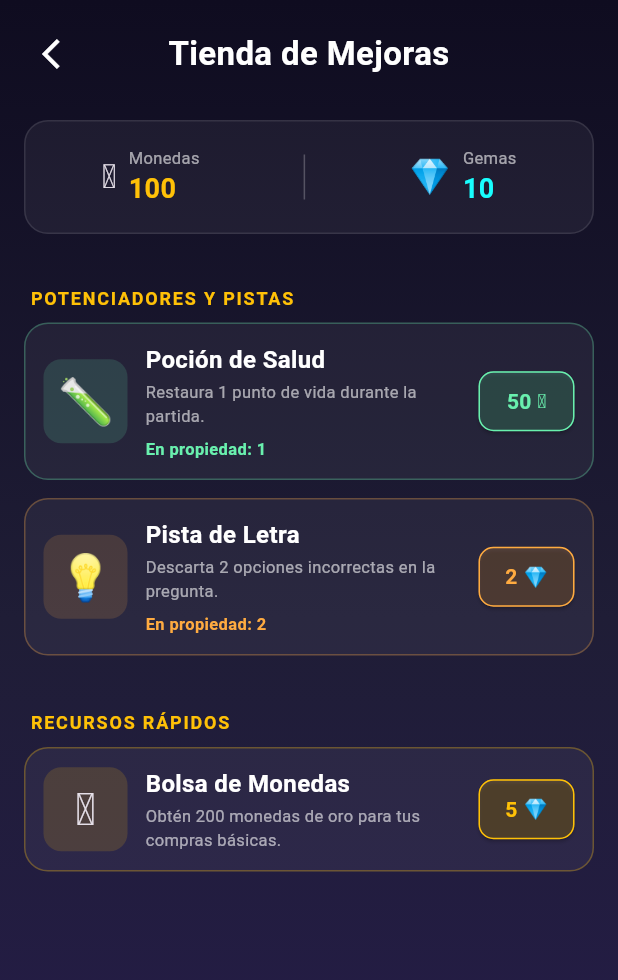
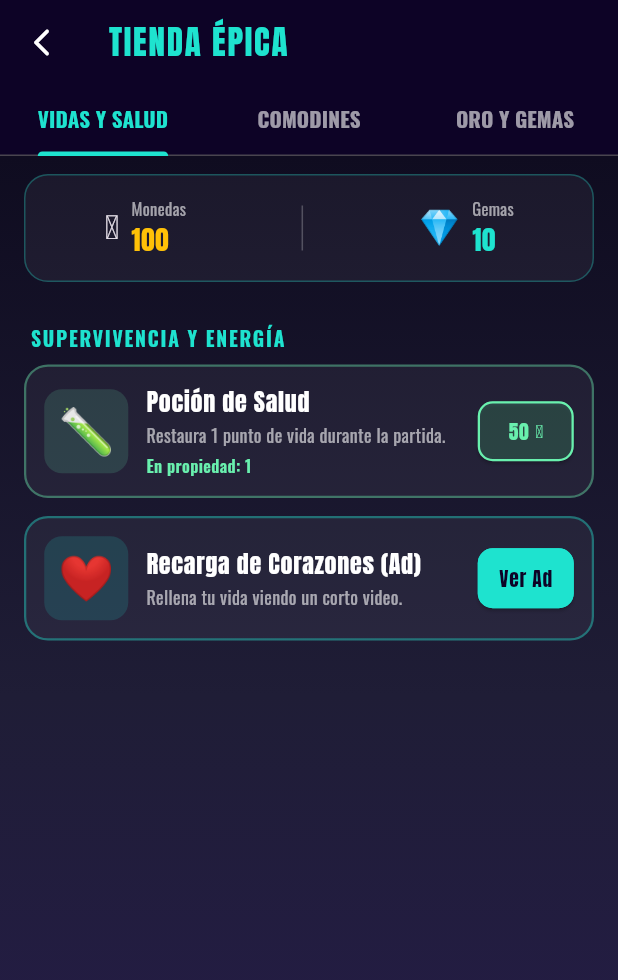
Before and after one commit to MFerman17/trivia_word, a Flutter app: the screen it shows after launch, after a tap on "TIENDA", on a phone screen of 412 x 824 dp. Shown: the top 980 px of the screen. Run offline on Flutter 3.47's test engine with Material 3 defaults, Android fonts, the light colour scheme and no system bars; our stand-ins replace audioplayers, cloud_firestore, firebase_auth, firebase_core, google_fonts, shared_preferences; accounts and stored records are empty; network calls fail.

Commit message:
cambio en el sho screen

```diff
--- a/lib/screens/shop_screen.dart
+++ b/lib/screens/shop_screen.dart
@@ -1,9 +1,15 @@
 import 'package:flutter/material.dart';
+import 'package:google_fonts/google_fonts.dart';
 import '../models/player_profile.dart';
 import '../services/audio_service.dart';
 import '../services/quest_service.dart';
 import '../services/save_service.dart';
 import '../widgets/particle_explosion.dart';
+
+// Colores coherentes con el estilo del juego
+const Color kOutline = Color(0xFF0D0326);
+const Color kCyan = Color(0xFF1EE3CF);
+const Color kBone = Color(0xFFF4EBDD);
 
 class ShopScreen extends StatefulWidget {
   final PlayerProfile? playerProfile;
@@ -14,16 +20,18 @@ class ShopScreen extends StatefulWidget {
   State<ShopScreen> createState() => _ShopScreenState();
 }
 
-class _ShopScreenState extends State<ShopScreen> {
+class _ShopScreenState extends State<ShopScreen>
+    with SingleTickerProviderStateMixin {
   late PlayerProfile profile;
   bool _triggerSparkle = false;
+  late TabController _tabController;
 
   @override
   void initState() {
     super.initState();
+    _tabController = TabController(length: 3, vsync: this);
     // Cargamos el perfil recibido o uno por defecto
-    profile =
-        widget.playerProfile ??
+    profile = widget.playerProfile ??
         PlayerProfile(
           name: 'Jugador 1',
           level: 1,
@@ -31,6 +39,12 @@ class _ShopScreenState extends State<ShopScreen> {
           coins: 150,
           gems: 10,
         );
+  }
+
+  @override
+  void dispose() {
+    _tabController.dispose();
+    super.dispose();
   }
 
   // Lógica central para realizar las compras
@@ -46,7 +60,10 @@ class _ShopScreenState extends State<ShopScreen> {
     if (currentBalance < cost) {
       ScaffoldMessenger.of(context).showSnackBar(
         SnackBar(
-          content: Text('❌ No tienes suficientes $currencyName para $title'),
+          content: Text(
+            '❌ No tienes suficientes $currencyName para $title',
+            style: GoogleFonts.oswald(fontSize: 14),
+          ),
           backgroundColor: Colors.redAccent,
           behavior: SnackBarBehavior.floating,
         ),
@@ -66,23 +83,65 @@ class _ShopScreenState extends State<ShopScreen> {
     QuestService.incrementProgress('buy_shop_item_1');
 
     // Guardar automáticamente tras modificar el saldo o los recursos
-    await SaveService.savePlayerData(
-      profile,
-    ); // o SaveService.loadPlayerData() según corresponda
+    await SaveService.savePlayerData(profile);
 
-    // 🔊 AUDIO REPRODUCIDO TRAS UNA COMPRA EXITOSA (LÍNEA 58)
+    // 🔊 AUDIO REPRODUCIDO TRAS UNA COMPRA EXITOSA
     AudioService.playBuyItem();
 
     if (mounted) {
       ScaffoldMessenger.of(context).showSnackBar(
         SnackBar(
-          content: Text('🎉 ¡Compraste $title con éxito!'),
-          backgroundColor: Colors.green,
+          content: Text(
+            '🎉 ¡Compraste $title con éxito!',
+            style: GoogleFonts.oswald(fontSize: 14, color: kOutline),
+          ),
+          backgroundColor: kCyan,
           behavior: SnackBarBehavior.floating,
           duration: const Duration(seconds: 2),
         ),
       );
     }
+  }
+
+  // Simulación de compra o reclamación mediante Anuncio (Ad)
+  void _watchAdForItem(String itemName, VoidCallback onReward) {
+    showDialog(
+      context: context,
+      builder: (context) => AlertDialog(
+        backgroundColor: const Color(0xFF1F1D36),
+        title: Text('VER ANUNCIO', style: GoogleFonts.anton(color: kCyan)),
+        content: Text(
+          '¿Deseas ver un breve video publicitario para reclamar "$itemName" gratis?',
+          style: GoogleFonts.oswald(color: Colors.white70, fontSize: 16),
+        ),
+        actions: [
+          TextButton(
+            onPressed: () => Navigator.pop(context),
+            child: Text('Cancelar', style: GoogleFonts.oswald(color: Colors.white60)),
+          ),
+          ElevatedButton(
+            style: ElevatedButton.styleFrom(backgroundColor: kCyan),
+            onPressed: () {
+              Navigator.pop(context);
+              AudioService.playButtonClick();
+              setState(() {
+                onReward();
+              });
+              _onPurchaseSuccess();
+              ScaffoldMessenger.of(context).showSnackBar(
+                SnackBar(
+                  content: Text('¡Has obtenido $itemName con éxito! 🌟',
+                      style: GoogleFonts.oswald(color: kOutline)),
+                  backgroundColor: kCyan,
+                ),
+              );
+            },
+            child: Text('Ver Video',
+                style: GoogleFonts.anton(color: kOutline, fontSize: 14)),
+          ),
+        ],
+      ),
+    );
   }
 
   void _onPurchaseSuccess() {
@@ -98,8 +157,40 @@ class _ShopScreenState extends State<ShopScreen> {
   @override
   Widget build(BuildContext context) {
     return Scaffold(
+      backgroundColor: kOutline,
+      appBar: AppBar(
+        backgroundColor: kOutline.withValues(alpha: 0.9),
+        elevation: 0,
+        leading: IconButton(
+          icon: const Icon(Icons.arrow_back_ios_rounded,
+              color: Colors.white, size: 22),
+          onPressed: () {
+            AudioService.playButtonClick();
+            Navigator.pop(context, profile);
+          },
+        ),
+        title: Text(
+          'TIENDA ÉPICA',
+          style: GoogleFonts.anton(
+            color: kCyan,
+            fontSize: 22,
+            letterSpacing: 1.2,
+          ),
+        ),
+        bottom: TabBar(
+          controller: _tabController,
+          indicatorColor: kCyan,
+          labelColor: kCyan,
+          unselectedLabelColor: Colors.white60,
+          labelStyle: GoogleFonts.oswald(fontWeight: FontWeight.bold, fontSize: 14),
+          tabs: const [
+            Tab(text: 'VIDAS Y SALUD'),
+            Tab(text: 'COMODINES'),
+            Tab(text: 'ORO Y GEMAS'),
+          ],
+        ),
+      ),
       body: Container(
-        width: double.infinity,
         decoration: const BoxDecoration(
           gradient: LinearGradient(
             colors: [Color(0xFF0F0C20), Color(0xFF1F1D36), Color(0xFF261C4C)],
@@ -110,53 +201,17 @@ class _ShopScreenState extends State<ShopScreen> {
         child: SafeArea(
           child: Column(
             children: [
-              // 1. ENCABEZADO Y REGRESO
-              Padding(
-                padding: const EdgeInsets.symmetric(
+              // 1. RESUMEN DE SALDO (MONEDAS Y GEMAS)
+              Container(
+                margin: const EdgeInsets.symmetric(
                   horizontal: 16.0,
                   vertical: 12.0,
                 ),
-                child: Row(
-                  children: [
-                    IconButton(
-                      icon: const Icon(
-                        Icons.arrow_back_ios,
-                        color: Colors.white,
-                      ),
-                      onPressed: () {
-                        AudioService.playButtonClick();
-                        Navigator.pop(context, profile);
-                      },
-                    ),
-                    const Expanded(
-                      child: Text(
-                        'Tienda de Mejoras',
-                        textAlign: TextAlign.center,
-                        style: TextStyle(
-                          color: Colors.white,
-                          fontSize: 22,
-                          fontWeight: FontWeight.bold,
-                        ),
-                      ),
-                    ),
-                    const SizedBox(
-                      width: 48,
-                    ), // Espaciador para centrar el título
-                  ],
-                ),
-              ),
-
-              // 2. RESUMEN DE SALDO (MONEDAS Y GEMAS)
-              Container(
-                margin: const EdgeInsets.symmetric(
-                  horizontal: 16.0,
-                  vertical: 8.0,
-                ),
-                padding: const EdgeInsets.all(16.0),
+                padding: const EdgeInsets.all(14.0),
                 decoration: BoxDecoration(
                   color: Colors.white.withValues(alpha: 0.05),
                   borderRadius: BorderRadius.circular(16),
-                  border: Border.all(color: Colors.white10),
+                  border: Border.all(color: kCyan.withValues(alpha: 0.3)),
                 ),
                 child: Row(
                   mainAxisAlignment: MainAxisAlignment.spaceAround,
@@ -172,31 +227,28 @@ class _ShopScreenState extends State<ShopScreen> {
                       icon: '💎',
                       label: 'Gemas',
                       amount: profile.gems,
-                      color: Colors.cyanAccent,
+                      color: kCyan,
                     ),
                   ],
                 ),
               ),
 
-              const SizedBox(height: 10),
-
-              // 3. LISTA DE ARTÍCULOS EN LA TIENDA
+              // 2. CONTENIDO DE PESTAÑAS (TabBarView)
               Expanded(
-                child: ListView(
-                  padding: const EdgeInsets.symmetric(
-                    horizontal: 16.0,
-                    vertical: 8.0,
-                  ),
+                child: TabBarView(
+                  controller: _tabController,
                   children: [
-                    _buildShopCategoryHeader('POTENCIADORES Y PISTAS'),
-
+                    // Pestaña 1: Vidas y Salud
+                    ListView(
+                      padding: const EdgeInsets.symmetric(horizontal: 16, vertical: 8),
+                      children: [
+                        _buildShopCategoryHeader('SUPERVIVENCIA Y ENERGÍA'),
                         _buildShopItemCard(
                           iconEmoji: '🧪',
                           title: 'Poción de Salud',
-                      description:
-                          'Restaura 1 punto de vida durante la partida.',
+                          description: 'Restaura 1 punto de vida durante la partida.',
                           ownedCount: profile.healthPotions,
-                      price: 50,
+                          priceText: '50',
                           isGem: false,
                           accentColor: Colors.greenAccent,
                           onBuy: () => _buyItem(
@@ -206,14 +258,33 @@ class _ShopScreenState extends State<ShopScreen> {
                             onSuccess: () => profile.healthPotions++,
                           ),
                         ),
+                        _buildShopItemCard(
+                          iconEmoji: '❤',
+                          title: 'Recarga de Corazones (Ad)',
+                          description: 'Rellena tu vida viendo un corto video.',
+                          ownedCount: null,
+                          priceText: 'Ver Ad',
+                          isGem: false,
+                          isAdButton: true,
+                          accentColor: kCyan,
+                          onBuy: () => _watchAdForItem('Recarga de Corazones', () {
+                            // Acción al ver el ad (ej. restaurar vidas)
+                          }),
+                        ),
+                      ],
+                    ),
 
+                    // Pestaña 2: Comodines (Palabras, Matemáticas, Trivia)
+                    ListView(
+                      padding: const EdgeInsets.symmetric(horizontal: 16, vertical: 8),
+                      children: [
+                        _buildShopCategoryHeader('COMODINES Y SABIDURÍA'),
                         _buildShopItemCard(
                           iconEmoji: '💡',
-                      title: 'Pista de Letra',
-                      description:
-                          'Descarta 2 opciones incorrectas en la pregunta.',
+                          title: 'Pista de Letra / Acertijo',
+                          description: 'Descarta opciones o revela pistas clave.',
                           ownedCount: profile.letterHints,
-                      price: 2,
+                          priceText: '2',
                           isGem: true,
                           accentColor: Colors.orangeAccent,
                           onBuy: () => _buyItem(
@@ -223,17 +294,33 @@ class _ShopScreenState extends State<ShopScreen> {
                             onSuccess: () => profile.letterHints++,
                           ),
                         ),
+                        _buildShopItemCard(
+                          iconEmoji: '🔍',
+                          title: 'Lupa de Sabiduría (Ad)',
+                          description: 'Consigue una pista gratis viendo un anuncio.',
+                          ownedCount: profile.letterHints,
+                          priceText: 'Ver Ad',
+                          isGem: false,
+                          isAdButton: true,
+                          accentColor: kCyan,
+                          onBuy: () => _watchAdForItem('Lupa de Sabiduría', () {
+                            profile.letterHints++;
+                          }),
+                        ),
+                      ],
+                    ),
 
-                    const SizedBox(height: 16),
-                    _buildShopCategoryHeader('RECURSOS RÁPIDOS'),
-
+                    // Pestaña 3: Oro y Gemas
+                    ListView(
+                      padding: const EdgeInsets.symmetric(horizontal: 16, vertical: 8),
+                      children: [
+                        _buildShopCategoryHeader('RECURSOS Y ECONOMÍA'),
                         _buildShopItemCard(
-                      iconEmoji: '🪙',
+                          iconEmoji: '💰',
                           title: 'Bolsa de Monedas',
-                      description:
-                          'Obtén 200 monedas de oro para tus compras básicas.',
-                      ownedCount: null, // No aplica
-                      price: 5,
+                          description: 'Obtén 200 monedas de oro para tus compras.',
+                          ownedCount: null,
+                          priceText: '5',
                           isGem: true,
                           accentColor: Colors.amber,
                           onBuy: () => _buyItem(
@@ -242,6 +329,22 @@ class _ShopScreenState extends State<ShopScreen> {
                             title: 'Bolsa de Monedas',
                             onSuccess: () => profile.coins += 200,
                           ),
+                        ),
+                        _buildShopItemCard(
+                          iconEmoji: '🎁',
+                          title: 'Cofre Diario Gratuito',
+                          description: 'Reclama recompensas sorpresa viendo un anuncio.',
+                          ownedCount: null,
+                          priceText: 'Gratis',
+                          isGem: false,
+                          isAdButton: true,
+                          accentColor: Colors.purpleAccent,
+                          onBuy: () => _watchAdForItem('Cofre Diario', () {
+                            profile.coins += 100;
+                            profile.gems += 5;
+                          }),
+                        ),
+                      ],
                     ),
                   ],
                 ),
@@ -270,14 +373,14 @@ class _ShopScreenState extends State<ShopScreen> {
           children: [
             Text(
               label,
-              style: const TextStyle(color: Colors.white60, fontSize: 11),
+              style: GoogleFonts.oswald(color: Colors.white60, fontSize: 11),
             ),
             Text(
               '$amount',
-              style: TextStyle(
+              style: GoogleFonts.anton(
                 color: color,
                 fontSize: 18,
-                fontWeight: FontWeight.bold,
+                letterSpacing: 0.5,
               ),
             ),
           ],
@@ -291,9 +394,9 @@ class _ShopScreenState extends State<ShopScreen> {
       padding: const EdgeInsets.only(left: 4.0, bottom: 8.0, top: 8.0),
       child: Text(
         title,
-        style: const TextStyle(
-          color: Colors.amber,
-          fontSize: 12,
+        style: GoogleFonts.oswald(
+          color: kCyan,
+          fontSize: 13,
           fontWeight: FontWeight.bold,
           letterSpacing: 1.2,
         ),
@@ -306,8 +409,9 @@ class _ShopScreenState extends State<ShopScreen> {
     required String title,
     required String description,
     required int? ownedCount,
-    required int price,
+    required String priceText,
     required bool isGem,
+    bool isAdButton = false,
     required Color accentColor,
     required VoidCallback onBuy,
   }) {
@@ -322,7 +426,7 @@ class _ShopScreenState extends State<ShopScreen> {
         decoration: BoxDecoration(
           color: Colors.white.withValues(alpha: 0.05),
           borderRadius: BorderRadius.circular(16),
-          border: Border.all(color: accentColor.withValues(alpha: 0.3)),
+          border: Border.all(color: accentColor.withValues(alpha: 0.4), width: 1.5),
         ),
         child: Row(
           children: [
@@ -347,22 +451,22 @@ class _ShopScreenState extends State<ShopScreen> {
                 children: [
                   Text(
                     title,
-                    style: const TextStyle(
+                    style: GoogleFonts.anton(
                       color: Colors.white,
                       fontSize: 16,
-                      fontWeight: FontWeight.bold,
+                      letterSpacing: 0.5,
                     ),
                   ),
                   const SizedBox(height: 2),
                   Text(
                     description,
-                    style: const TextStyle(color: Colors.white60, fontSize: 11),
+                    style: GoogleFonts.oswald(color: Colors.white60, fontSize: 12),
                   ),
                   if (ownedCount != null) ...[
-                    const SizedBox(height: 6),
+                    const SizedBox(height: 4),
                     Text(
                       'En propiedad: $ownedCount',
-                      style: TextStyle(
+                      style: GoogleFonts.oswald(
                         color: accentColor,
                         fontSize: 11,
                         fontWeight: FontWeight.w600,
@@ -374,36 +478,35 @@ class _ShopScreenState extends State<ShopScreen> {
             ),
             const SizedBox(width: 8),
 
-            // Botón de compra
+            // Botón de compra o anuncio
             ElevatedButton(
               style: ElevatedButton.styleFrom(
-                backgroundColor: accentColor.withValues(alpha: 0.2),
-                foregroundColor: accentColor,
-                side: BorderSide(color: accentColor),
+                backgroundColor: isAdButton ? kCyan : accentColor.withValues(alpha: 0.2),
+                foregroundColor: isAdButton ? kOutline : accentColor,
+                side: BorderSide(color: isAdButton ? kCyan : accentColor, width: 1.5),
                 shape: RoundedRectangleBorder(
                   borderRadius: BorderRadius.circular(10),
                 ),
-                padding: const EdgeInsets.symmetric(
-                  horizontal: 12,
-                  vertical: 10,
-                ),
+                padding: const EdgeInsets.symmetric(horizontal: 14, vertical: 10),
               ),
               onPressed: onBuy,
               child: Row(
                 mainAxisSize: MainAxisSize.min,
                 children: [
                   Text(
-                    '$price',
-                    style: const TextStyle(
-                      fontWeight: FontWeight.bold,
-                      fontSize: 14,
+                    priceText,
+                    style: GoogleFonts.anton(
+                      fontSize: 13,
+                      letterSpacing: 0.5,
                     ),
                   ),
+                  if (!isAdButton) ...[
                     const SizedBox(width: 4),
                     Text(
                       isGem ? '💎' : '🪙',
-                    style: const TextStyle(fontSize: 13),
+                      style: const TextStyle(fontSize: 12),
                     ),
+                  ],
                 ],
               ),
             ),
```
Lines whose indentation alone changed are shown as unchanged.
